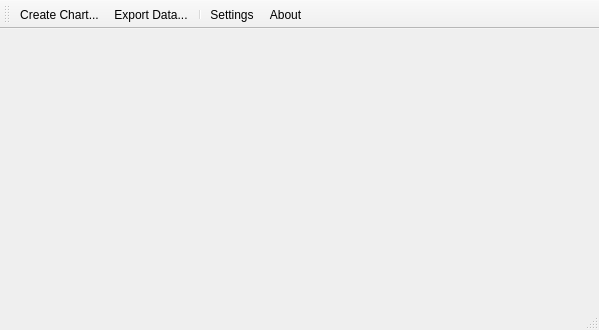
This is desktop/mainwindow.ui in davidrg/zxweather as Qt 5 draws it before an edit. The edited form follows.
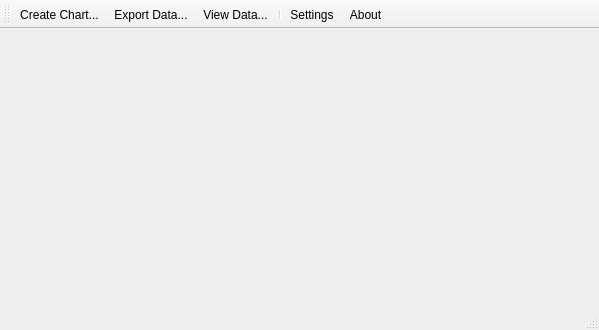
This is the edited form. Icons and pictures are not drawn. Custom widgets are drawn as their Qt base class.

Commit message: Initial version of a view data feature. It works but still needs a little bit of a tidyup. Perhaps copy&paste support.

What changed in the file:
```diff
--- a/desktop/mainwindow.ui
+++ b/desktop/mainwindow.ui
@@ -102,6 +102,7 @@
    </attribute>
    <addaction name="actionCharts"/>
    <addaction name="actionExport_Data"/>
+   <addaction name="actionView_Data"/>
    <addaction name="separator"/>
    <addaction name="actionSettings"/>
    <addaction name="actionAbout"/>
@@ -146,7 +147,7 @@
      <normaloff>:/icons/export-data</normaloff>:/icons/export-data</iconset>
    </property>
    <property name="text">
-    <string>Export Data...</string>
+    <string>Export...</string>
    </property>
    <property name="iconText">
     <string>Export Data...</string>
@@ -155,6 +156,21 @@
     <string>Save data as a csv file...</string>
    </property>
   </action>
+  <action name="actionView_Data">
+   <property name="icon">
+    <iconset resource="resources.qrc">
+     <normaloff>:/icons/table</normaloff>:/icons/table</iconset>
+   </property>
+   <property name="text">
+    <string>View Data...</string>
+   </property>
+   <property name="iconText">
+    <string>View Data...</string>
+   </property>
+   <property name="toolTip">
+    <string>View Data in a table</string>
+   </property>
+  </action>
  </widget>
  <layoutdefault spacing="6" margin="11"/>
  <customwidgets>
```
The commit also changes 15 other files.
